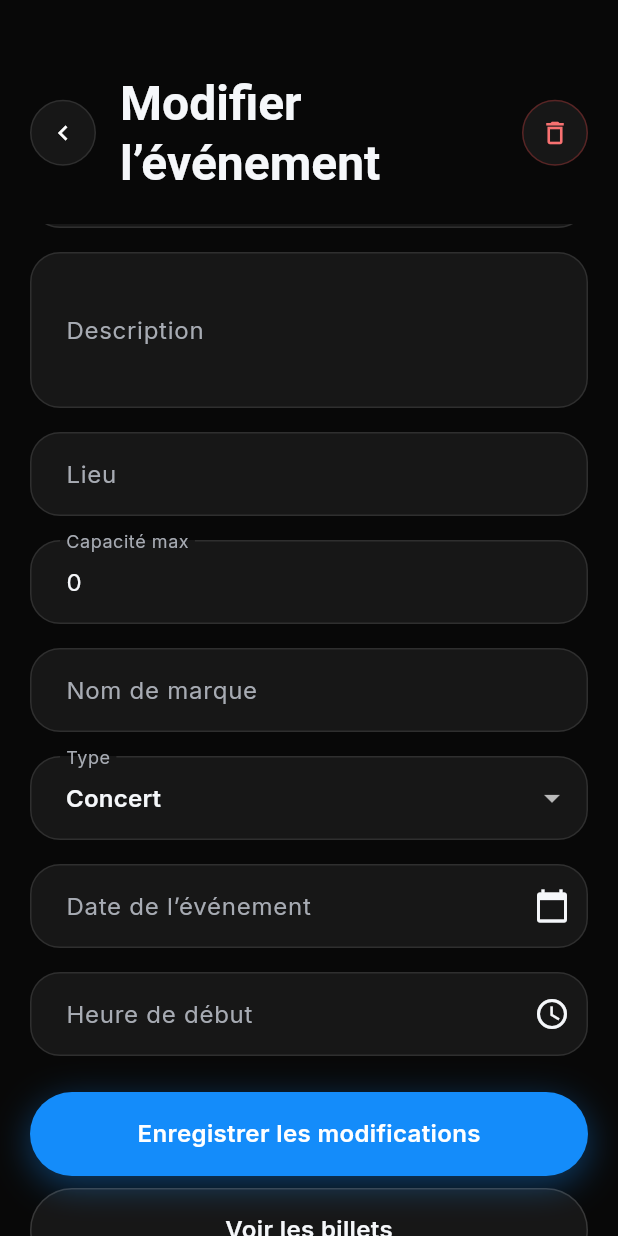
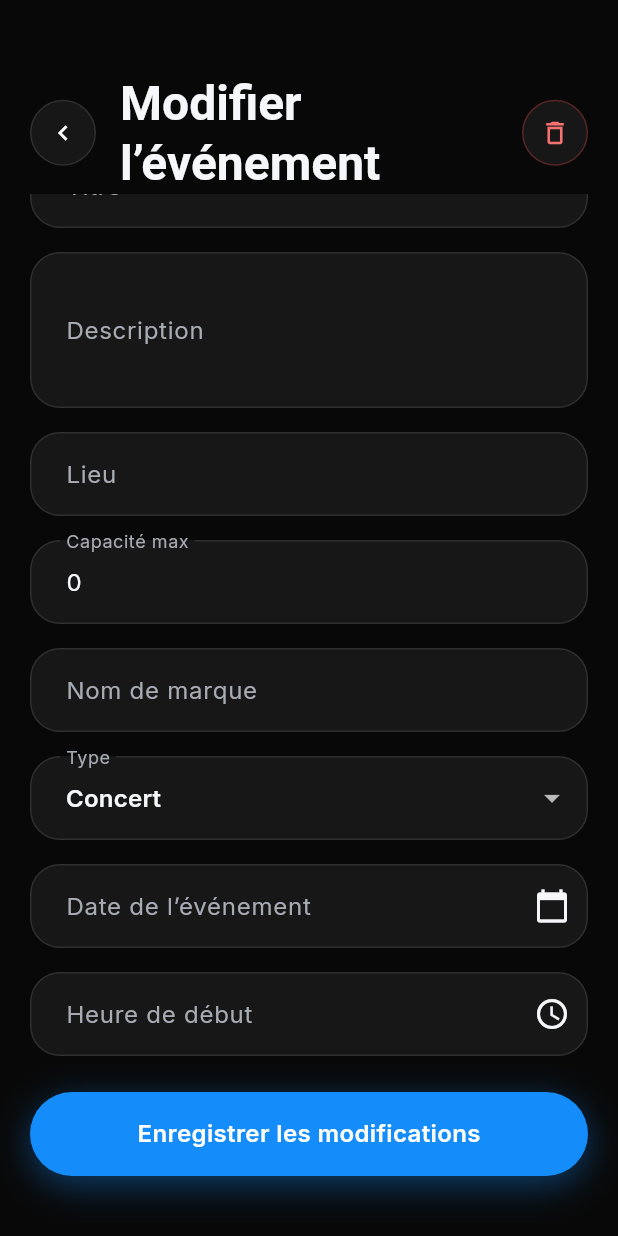
Before and after one commit to Gafclerck/ticketpass, a Flutter app: the _EditEventForm widget shown alone on an empty page, opened directly with empty values, scrolled down 53 dp, on a phone screen of 412 x 824 dp. Run offline on Flutter 3.47's test engine with Material 3 defaults, Android fonts, the phone set to English and light mode, and no system bars; our stand-ins replace drift, flutter_riverpod, go_router, google_fonts, qr_flutter; missing offline and left inert: mobile_scanner; accounts and stored records are empty; generated files the repository leaves out were written again.

Commit message:
feat(event): pin full-screen headers in the flow and add safe area clearance

```diff
--- a/lib/features/event/presentation/pages/edit_event_page.dart
+++ b/lib/features/event/presentation/pages/edit_event_page.dart
@@ -6,8 +6,9 @@ import 'package:ticketpass/core/theme/app_colors.dart';
 import 'package:ticketpass/core/theme/app_spacing.dart';
 import 'package:ticketpass/core/widgets/app_button.dart';
 import 'package:ticketpass/core/widgets/app_top_bar.dart';
+import 'package:ticketpass/core/widgets/page_header.dart';
+import 'package:ticketpass/core/widgets/pinned_top_bar.dart';
 import 'package:ticketpass/core/widgets/pressable_scale.dart';
-import '../../../../core/routing/app_routes.dart';
 import '../../domain/entities/event.dart';
 import '../../domain/entities/event_type.dart';
 import '../providers/event_providers.dart';
@@ -237,7 +238,10 @@ class _EditEventFormState extends ConsumerState<_EditEventForm> {
 
     return Column(
       children: [
-        AppTopBar(
+        const AppSafeTopBand(),
+        Expanded(
+          child: PinnedTopBar(
+            header: PageHeader(
               title: 'Modifier l’événement',
               showBack: true,
               trailing: PressableScale(
@@ -259,15 +263,15 @@ class _EditEventFormState extends ConsumerState<_EditEventForm> {
                 ),
               ),
             ),
-        Expanded(
-          child: Form(
+            body: Form(
               key: _formKey,
               child: ListView(
-              padding: const EdgeInsets.fromLTRB(
+                padding: EdgeInsets.fromLTRB(
                   AppSpacing.pageHorizontal,
-                0,
+                  AppSpacing.lg,
                   AppSpacing.pageHorizontal,
-                AppSpacing.bottomClearanceNoNav,
+                  AppSpacing.bottomClearanceNoNav +
+                      MediaQuery.paddingOf(context).bottom,
                 ),
                 children: [
                   TextFormField(
@@ -307,7 +311,9 @@ class _EditEventFormState extends ConsumerState<_EditEventForm> {
                   TextFormField(
                     controller: _maxPlacesController,
                     keyboardType: TextInputType.number,
-                  decoration: const InputDecoration(labelText: 'Capacité max'),
+                    decoration: const InputDecoration(
+                      labelText: 'Capacité max',
+                    ),
                     validator: (value) {
                       final maxPlaces = int.tryParse(value ?? '');
 
@@ -320,7 +326,9 @@ class _EditEventFormState extends ConsumerState<_EditEventForm> {
                   const SizedBox(height: 16),
                   TextFormField(
                     controller: _brandNameController,
-                  decoration: const InputDecoration(labelText: 'Nom de marque'),
+                    decoration: const InputDecoration(
+                      labelText: 'Nom de marque',
+                    ),
                   ),
                   const SizedBox(height: 16),
                   DropdownButtonFormField<EventType>(
@@ -366,19 +374,8 @@ class _EditEventFormState extends ConsumerState<_EditEventForm> {
                     fullWidth: true,
                     onPressed: _isLoading ? null : _saveEvent,
                   ),
-                const SizedBox(height: 8),
-                // UC6 — bouton pour consulter la liste des billets générés
-                AppButton(
-                  label: 'Voir les billets',
-                  variant: AppButtonVariant.secondary,
-                  fullWidth: true,
-                  onPressed: _isLoading
-                      ? null
-                      : () => context.push(
-                          '${AppRoutes.eventTickets}${widget.event.id}',
+                ],
               ),
-                ),
-              ],
             ),
           ),
         ),
```
Also changed, not shown: lib/features/event/presentation/pages/create_event_page.dart (+17 -6 lines), lib/features/event/presentation/screens/event_detail_screen.dart (+35 -52 lines), 3 other files. Lines whose indentation alone changed are shown as unchanged.
